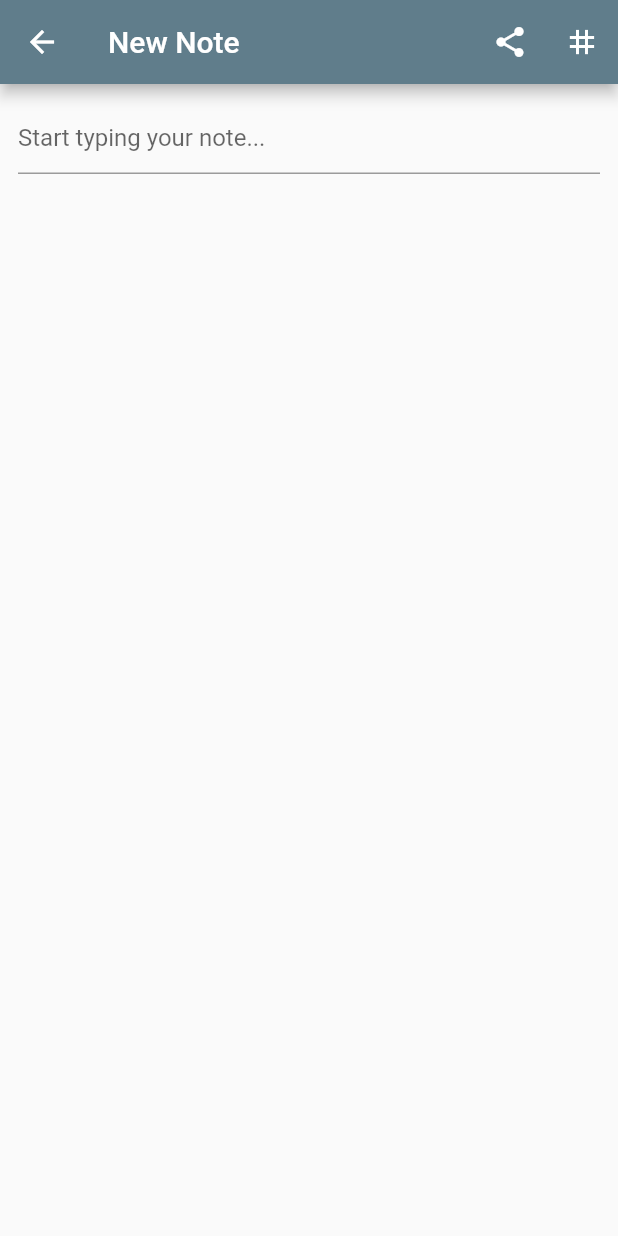
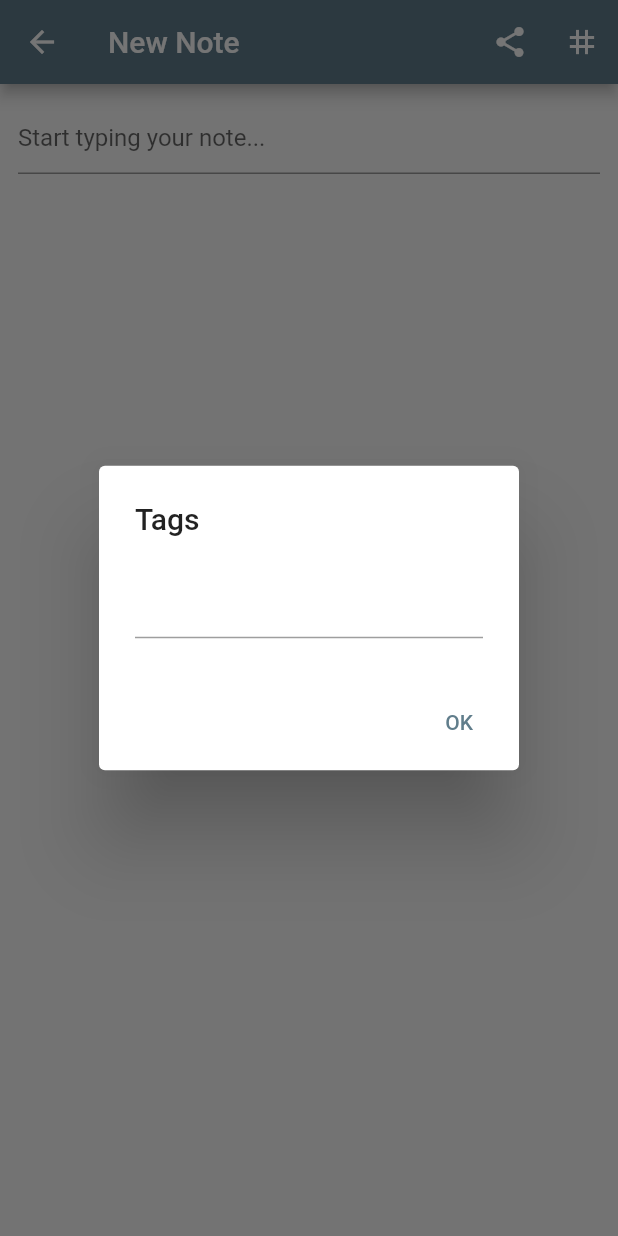
Before and after one commit to bertayyonel95/mynotespublic, a Flutter app: the CreateUpdateNoteView screen opened by its route, after a tap on the "tag" icon, on a phone screen of 412 x 824 dp. Run offline on Flutter 3.47's test engine with Material 2 defaults, Android fonts, the phone set to English and light mode, and no system bars; our stand-ins replace cloud_firestore, equatable, firebase_auth, firebase_core, flutter_bloc, flutter_signin_button and 1 more; accounts and stored records are empty.

Commit message:
add-tag-to-notes

```diff
--- /dev/null
+++ b/lib/utilities/dialogs/text_insert_dialog.dart
@@ -0,0 +1,33 @@
+import 'package:flutter/material.dart';
+
+typedef DialogOptionBuilder<T> = Map<String, T?> Function();
+
+Future<String?> textInsertDialog<String>({
+  required BuildContext context,
+  required String title,
+  required String previousText,
+  required DialogOptionBuilder optionBuilder,
+  required TextEditingController textEditingController,
+}) {
+  final options = optionBuilder();
+  return showDialog<String>(
+    context: context,
+    builder: (context) {
+      textEditingController.text = previousText.toString();
+      return AlertDialog(
+        title: const Text('Tags'),
+        content: TextField(
+          controller: textEditingController,
+        ),
+        actions: options.keys.map((optionTitle) {
+          return TextButton(
+            onPressed: <String>() {
+              Navigator.of(context).pop(textEditingController.text);
+            },
+            child: Text(optionTitle),
+          );
+        }).toList(),
+      );
+    },
+  );
+}
--- a/lib/views/notes/create_update_note_view.dart
+++ b/lib/views/notes/create_update_note_view.dart
@@ -1,6 +1,7 @@
 import 'package:flutter/material.dart';
 import 'package:mynotes/services/auth/auth_service.dart';
 import 'package:mynotes/utilities/dialogs/cannot_share_empty_note_dialog.dart';
+import 'package:mynotes/utilities/dialogs/text_insert_dialog.dart';
 import 'package:mynotes/utilities/generics/get_arguments.dart';
 import 'package:mynotes/services/cloud/cloud_note.dart';
 import 'package:mynotes/services/cloud/cloud_storage_exceptions.dart';
@@ -16,6 +17,7 @@ class CreateUpdateNoteView extends StatefulWidget {
 
 class _CreateUpdateNoteViewState extends State<CreateUpdateNoteView> {
   CloudNote? _note;
+  String addedTags = '';
   late final FirebaseCloudStorage _notesService;
   late final TextEditingController _textController;
   late final TextEditingController _tagsTextController;
@@ -51,11 +53,12 @@ class _CreateUpdateNoteViewState extends State<CreateUpdateNoteView> {
   void _saveNoteIfTextNotEmpty() async {
     final note = _note;
     final text = _textController.text;
+    final tags = addedTags;
     if (note != null && text.isNotEmpty) {
       await _notesService.updateNote(
         documentId: note.documentId,
         text: text,
-        tags: 'tags',
+        tags: tags,
       );
     }
   }
@@ -64,6 +67,7 @@ class _CreateUpdateNoteViewState extends State<CreateUpdateNoteView> {
   void initState() {
     _notesService = FirebaseCloudStorage();
     _textController = TextEditingController();
+    _tagsTextController = TextEditingController();
     super.initState();
   }
 
@@ -73,10 +77,11 @@ class _CreateUpdateNoteViewState extends State<CreateUpdateNoteView> {
       return;
     }
     final text = _textController.text;
+    final tags = _tagsTextController.text;
     await _notesService.updateNote(
       documentId: note.documentId,
       text: text,
-      tags: '',
+      tags: tags,
     );
   }
 
@@ -90,6 +95,7 @@ class _CreateUpdateNoteViewState extends State<CreateUpdateNoteView> {
     _deleteNoteIfTextIsEmpty();
     _saveNoteIfTextNotEmpty();
     _textController.dispose();
+    _tagsTextController.dispose();
     super.dispose();
   }
 
@@ -111,10 +117,19 @@ class _CreateUpdateNoteViewState extends State<CreateUpdateNoteView> {
             icon: const Icon(Icons.share),
           ),
           IconButton(
-            onPressed: () {
-              return;
+            icon: const Icon(Icons.tag),
+            onPressed: () async {
+              addedTags = await textInsertDialog(
+                previousText: addedTags,
+                context: context,
+                title: 'Tags',
+                optionBuilder: () => {'OK': true},
+                textEditingController: _tagsTextController,
+              ).then(
+                (value) => value ?? addedTags,
+              );
+              addedTags = addedTags.replaceAll(RegExp(' +'), ',');
             },
-            icon: const Icon(Icons.tag),
           )
         ],
       ),
@@ -123,6 +138,7 @@ class _CreateUpdateNoteViewState extends State<CreateUpdateNoteView> {
         builder: (context, snapshot) {
           switch (snapshot.connectionState) {
             case ConnectionState.done:
+              addedTags = _note!.tags;
               _setupTextControllerListener();
               return Padding(
                 padding: const EdgeInsets.all(12.0),
--- a/lib/views/notes/notes_view.dart
+++ b/lib/views/notes/notes_view.dart
@@ -251,7 +251,10 @@ class _NotesViewState extends State<NotesView> {
                       if (allNotes.isNotEmpty) {
                         for (var i = 0; i < allNotes.length; i++) {
                           if (allNotes[i].tags.isNotEmpty) {
-                            allTags.add(allNotes[i].tags);
+                            final split = allNotes[i].tags.split(',');
+                            for (int i = 0; i < split.length; i++) {
+                              allTags.add(split[i]);
+                            }
                           }
                         }
                       }
```
